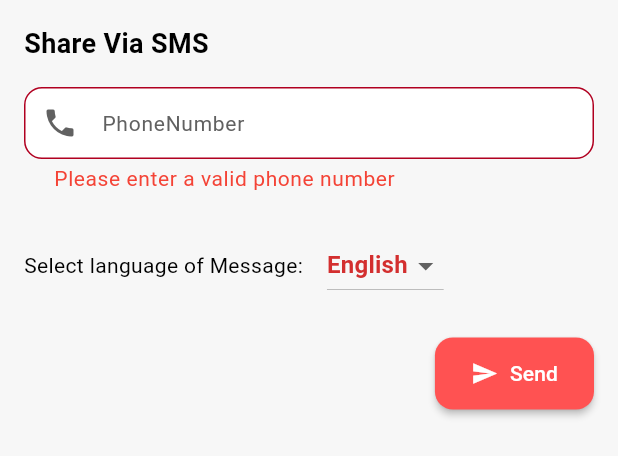
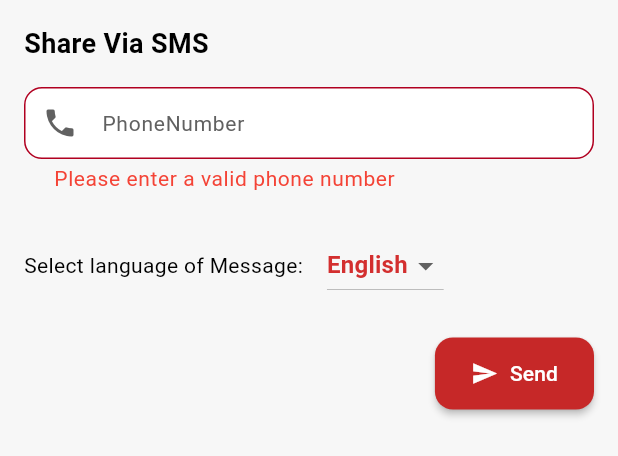
Before and after one commit to ezatkh/payment-digitization-receipt, a Flutter app: the SmsBottomSheet widget shown alone on an empty page, opened directly with empty values, after a tap on "Send", on a phone screen of 412 x 824 dp. Shown: the top 456 px of the screen. Run offline on Flutter 3.47's test engine with Material 3 defaults, Android fonts, the phone set to English and light mode, and no system bars; our stand-ins replace connectivity_plus, flutter_screenutil, flutter_secure_storage, flutter_spinkit, font_awesome_flutter, local_auth and 4 more; missing offline and left inert: number_to_word_arabic, number_to_words_english, workmanager; accounts and stored records are empty.

Commit message:
add the icons after edit in the history screen now the send email or sms is ready for api

```diff
--- a/assets/languages/ar.json
+++ b/assets/languages/ar.json
@@ -192,7 +192,7 @@
   "emailBodyLine1": "عزيزي المشترك",
   "emailBodyLine2": "مرفق لحضرتكم إشعار دفع بتاريخ",
   "emailBodyLine3": "وشكراً",
-  "smsSubject": "إشعار دفع -",
+  "smsSubject": "تم استقبال دفعة ",
   "subject": "الموضوع",
   "body": "المحتوى",
   "to": "إلى",
--- a/assets/languages/en.json
+++ b/assets/languages/en.json
@@ -199,7 +199,7 @@
   "emailBodyLine1": "Dear Subscriber",
   "emailBodyLine2": "Attached is your payment notification dated",
   "emailBodyLine3": "and thank you",
-  "smsSubject": "Payment Notification -",
+  "smsSubject": "Payment Received ",
   "subject": "Subject",
   "body": "Subject",
   "to": "To",
--- a/lib/Screens/EmailBottomSheet.dart
+++ b/lib/Screens/EmailBottomSheet.dart
@@ -179,7 +179,7 @@ class _EmailBottomSheetState extends State<EmailBottomSheet> {
                           icon: Icon(Icons.send),
                           label: Text(appLocalization.getLocalizedString('send')),
                           style: ElevatedButton.styleFrom(
-                            backgroundColor: Colors.redAccent,
+                            backgroundColor: Color(0xFFC62828),
                             shape: RoundedRectangleBorder(
                               borderRadius: BorderRadius.circular(12),
                             ),
--- a/lib/Screens/PaymentConfirmationScreen.dart
+++ b/lib/Screens/PaymentConfirmationScreen.dart
@@ -355,7 +355,6 @@ import 'PaymentCancellationScreen.dart';
                       icon: Icon(Icons.print, color: Colors.black),
                       onPressed: () {
                         ShareScreenOptions.showLanguageSelectionAndShare(context, widget.paymentId,ShareOption.print);
-
                       },
                     ),),
                   Tooltip(
--- a/lib/Screens/SMSBottomSheet.dart
+++ b/lib/Screens/SMSBottomSheet.dart
@@ -4,6 +4,7 @@ import 'package:flutter/services.dart';
 import 'package:provider/provider.dart';
 import '../Models/Payment.dart';
 import '../Services/LocalizationService.dart';
+import '../Services/database.dart';
 
 class SmsBottomSheet extends StatefulWidget {
   final Payment payment;
@@ -150,8 +151,19 @@ class _SmsBottomSheetState extends State<SmsBottomSheet> {
                             await _loadLocalizedMessage(_selectedMessageLanguage);
 
                             if (_messageJson != null) {
+
+                              Map<String, dynamic>? currency = await DatabaseProvider.getCurrencyById(widget.payment.currency!);
+                              String AppearedCurrency='';
+                              setState(() {
+                                 AppearedCurrency = _selectedMessageLanguage == 'ar' ? currency!["arabicName"] :  currency!["englishName"];
+                              });
                               // Fetch the localized message based on the selected language
-                              String message = '${_messageJson!['smsSubject']} ${widget.payment.transactionDate}';
+                              String message ='';
+                              if(widget.payment.paymentMethod.toLowerCase() == 'cash' || widget.payment.paymentMethod.toLowerCase() == 'كاش')
+                               message = '${_messageJson!['smsSubject']} ${_messageJson![widget.payment.paymentMethod.toLowerCase()]}  ${widget.payment.amount}  ${AppearedCurrency}';
+                             else
+                               message = '${_messageJson!['smsSubject']} ${_messageJson![widget.payment.paymentMethod.toLowerCase()]}  ${widget.payment.amountCheck}  ${widget.payment.currency}';
+
                               print("Phone Number: ${_phoneController.text}");
                               print("Message Language: $_selectedMessageLanguage");
                               print("Message: $message");
@@ -164,7 +176,7 @@ class _SmsBottomSheetState extends State<SmsBottomSheet> {
                           icon: Icon(Icons.send),
                           label: Text(appLocalization.getLocalizedString('send')),
                           style: ElevatedButton.styleFrom(
-                            backgroundColor: Colors.redAccent,
+                            backgroundColor: Color(0xFFC62828),
                             shape: RoundedRectangleBorder(
                               borderRadius: BorderRadius.circular(12),
                             ),
```
Also changed, not shown: lib/Screens/PaymentHistoryScreen.dart (+26 -1 lines).
